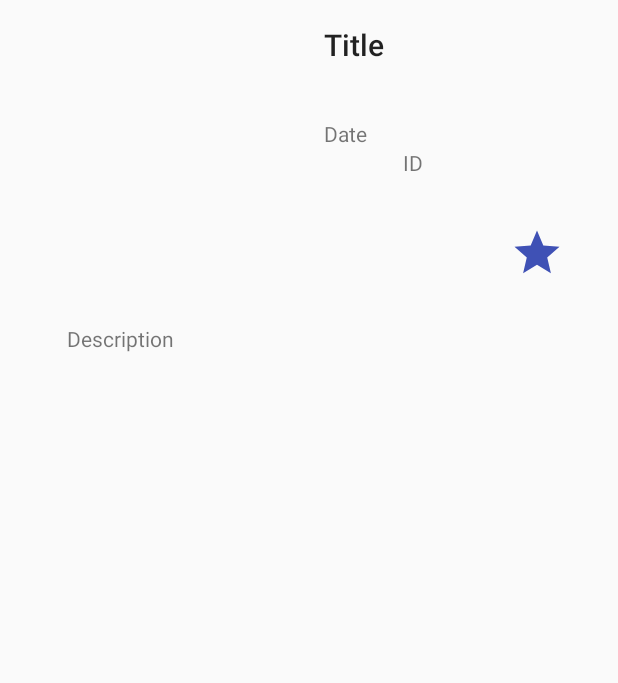
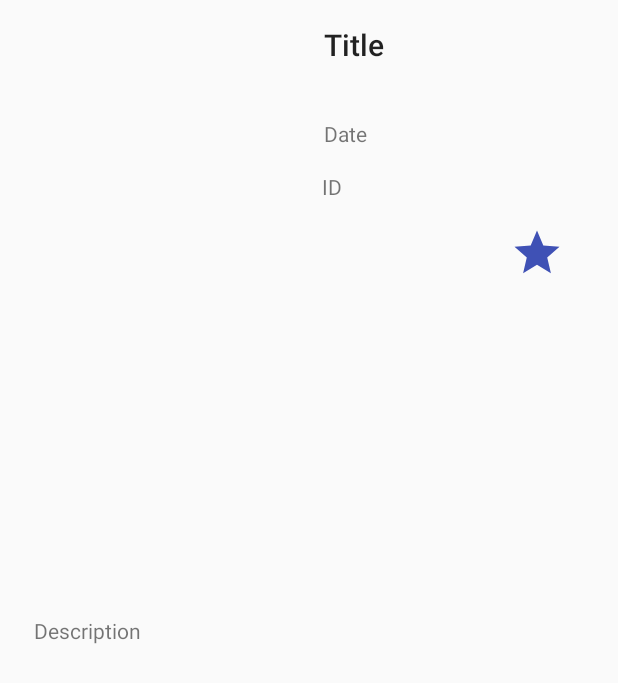
Before and after one commit to dxhInter/mb-lab2, an Android app: the layout result.xml on its own in the app's theme, with its tools: preview values and no code run, on a phone screen of 412 x 824 dp. Shown: the top 683 px of the screen. Run offline under Robolectric (Android 15) with nearby library versions, the phone set to English and light mode, and no system bars; network calls fail.

Commit message:
update all function

```diff
--- a/app/src/main/res/layout/result.xml
+++ b/app/src/main/res/layout/result.xml
@@ -45,15 +45,15 @@
     <TextView
         android:id="@+id/res_id"
         style="@style/TextAppearance.AppCompat.Small"
-        android:layout_width="75dp"
-        android:layout_height="34dp"
+        android:layout_width="118dp"
+        android:layout_height="36dp"
+        android:layout_marginTop="16dp"
         android:visibility="visible"
-        tools:ignore="MissingConstraints"
         app:layout_constraintEnd_toEndOf="parent"
-        tools:layout_editor_absoluteX="250dp"
-        tools:layout_editor_absoluteY="165dp"
         app:layout_constraintStart_toEndOf="@+id/res_image"
         app:layout_constraintTop_toBottomOf="@+id/res_date"
+        autofit:layout_constraintHorizontal_bias="0.155"
+        tools:ignore="MissingConstraints"
         tools:text="ID"
         tools:visibility="visible" />
 
@@ -71,21 +71,20 @@
         app:layout_constraintTop_toBottomOf="@+id/res_date" />
 
     <ScrollView
-        android:layout_width="367dp"
-        android:layout_height="502dp"
+        android:layout_width="365dp"
+        android:layout_height="372dp"
         app:layout_constraintBottom_toBottomOf="parent"
         app:layout_constraintEnd_toEndOf="parent"
         app:layout_constraintStart_toStartOf="parent"
         app:layout_constraintTop_toBottomOf="@+id/res_image"
-        autofit:layout_constraintHorizontal_bias="1.0"
-        autofit:layout_constraintVertical_bias="0.0">
+        autofit:layout_constraintHorizontal_bias="0.49"
+        autofit:layout_constraintVertical_bias="0.826">
 
         <TextView
             android:id="@+id/res_description"
             android:layout_width="match_parent"
             android:layout_height="wrap_content"
-            tools:text="Description"
-            />
+            tools:text="Description" />
     </ScrollView>
 
 
```
Also changed, not shown: app/src/main/java/com/mobile_computing/ResultDisplayActivity.java (+11 -6 lines), 1 other file.
